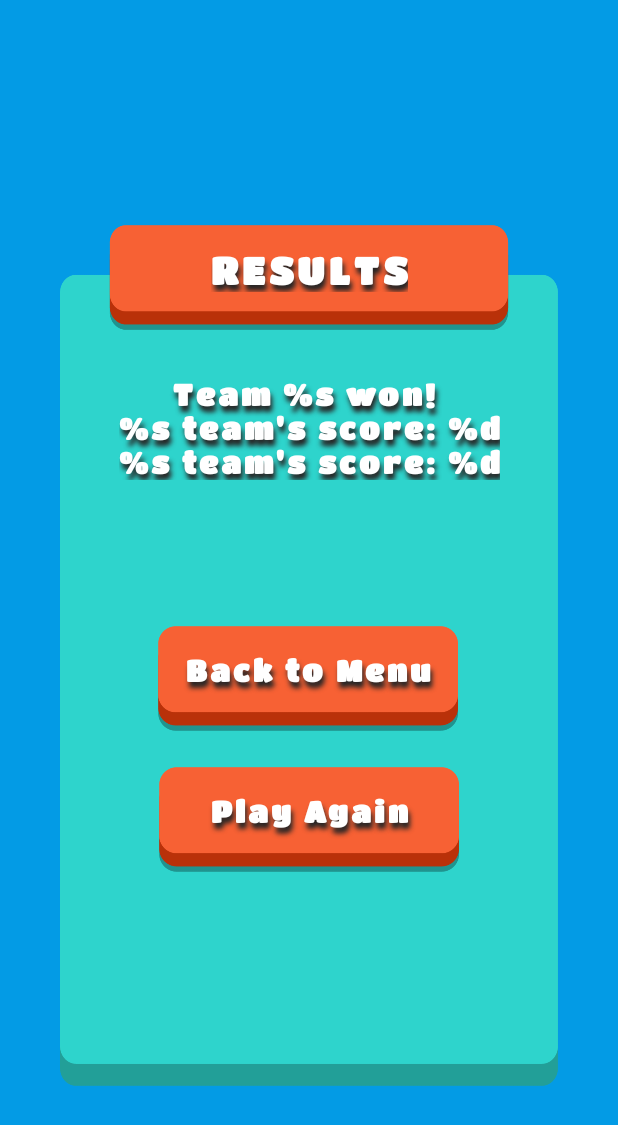
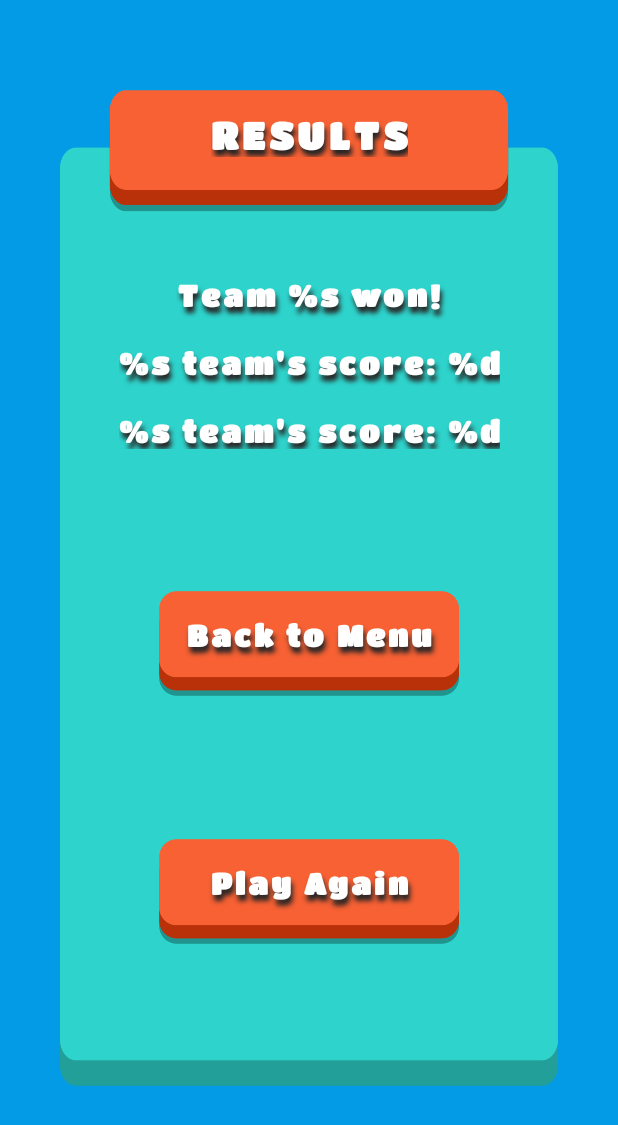
Before and after one commit to nogakril/pitkiot-app, an Android app: the layout fragment_game_summary.xml on its own in the app's theme, with its tools: preview values and no code run, on a phone screen of 412 x 824 dp. Shown: the top 1125 px of the screen. Run offline under Robolectric (Android 15) with nearby library versions, the phone set to English and light mode, and no system bars.

Commit message:
Adding tests: design looks better, keyboard folds.

```diff
--- a/app/src/main/java/com/example/pitkiot/ui/AddWordsFragment.kt
+++ b/app/src/main/java/com/example/pitkiot/ui/AddWordsFragment.kt
@@ -18,6 +18,7 @@ import com.example.pitkiot.data.enums.GameStatus.IN_GAME
 import com.example.pitkiot.data.enums.Role.ADMIN
 import com.example.pitkiot.data.models.UiState.Companion.showError
 import com.example.pitkiot.ui.dialog.buildExitDialog
+import com.example.pitkiot.ui.utils.closeKeyboard
 import com.example.pitkiot.viewmodel.AddWordsViewModel
 
 class AddWordsFragment : Fragment(R.layout.fragment_add_words) {
@@ -55,6 +56,7 @@ class AddWordsFragment : Fragment(R.layout.fragment_add_words) {
         }
 
         addWordBtn.setOnClickListener {
+            closeKeyboard(view, requireContext())
             viewModel.addWords(addWordText.text.toString())
             addWordText.text.clear()
         }
--- a/app/src/main/java/com/example/pitkiot/ui/CreateNewGameFragment.kt
+++ b/app/src/main/java/com/example/pitkiot/ui/CreateNewGameFragment.kt
@@ -1,7 +1,9 @@
 package com.example.pitkiot.ui
 
+import android.content.Context
 import android.os.Bundle
 import android.view.View
+import android.view.inputmethod.InputMethodManager
 import android.widget.Button
 import android.widget.EditText
 import androidx.activity.addCallback
@@ -14,6 +16,7 @@ import com.example.pitkiot.data.PitkiotRepositoryImpl
 import com.example.pitkiot.data.enums.Role.ADMIN
 import com.example.pitkiot.data.models.UiState.Companion.showError
 import com.example.pitkiot.ui.dialog.buildExitDialog
+import com.example.pitkiot.ui.utils.closeKeyboard
 import com.example.pitkiot.viewmodel.CreateNewGameViewModel
 
 class CreateNewGameFragment : Fragment(R.layout.fragment_create_new_game) {
@@ -42,6 +45,7 @@ class CreateNewGameFragment : Fragment(R.layout.fragment_create_new_game) {
         val registerAdminBtn = view.findViewById<Button>(R.id.register_admin_btn)
 
         registerAdminBtn.setOnClickListener {
+            closeKeyboard(view, requireContext())
             viewModel.createGame(adminNameText.text.toString())
         }
 
--- a/app/src/main/java/com/example/pitkiot/ui/JoinGameFragment.kt
+++ b/app/src/main/java/com/example/pitkiot/ui/JoinGameFragment.kt
@@ -14,6 +14,7 @@ import com.example.pitkiot.data.PitkiotRepositoryImpl
 import com.example.pitkiot.data.enums.Role.PLAYER
 import com.example.pitkiot.data.models.UiState.Companion.showError
 import com.example.pitkiot.ui.dialog.buildExitDialog
+import com.example.pitkiot.ui.utils.closeKeyboard
 import com.example.pitkiot.viewmodel.JoinGameViewModel
 
 class JoinGameFragment : Fragment(R.layout.fragment_join_game) {
@@ -41,6 +42,7 @@ class JoinGameFragment : Fragment(R.layout.fragment_join_game) {
         val registerPlayerBtn = view.findViewById<Button>(R.id.register_player_btn)
 
         registerPlayerBtn.setOnClickListener {
+            closeKeyboard(view, requireContext())
             viewModel.joinGame(gamePinText.text.toString(), playerNameText.text.toString())
         }
 
--- a/app/src/main/java/com/example/pitkiot/ui/StartMenuFragment.kt
+++ b/app/src/main/java/com/example/pitkiot/ui/StartMenuFragment.kt
@@ -3,9 +3,11 @@ package com.example.pitkiot.ui
 import android.os.Bundle
 import android.view.View
 import android.widget.Button
+import androidx.activity.addCallback
 import androidx.fragment.app.Fragment
 import androidx.navigation.fragment.findNavController
 import com.example.pitkiot.R
+import com.example.pitkiot.ui.dialog.buildExitDialog
 
 class StartMenuFragment : Fragment(R.layout.fragment_start_menu) {
 
@@ -23,5 +25,9 @@ class StartMenuFragment : Fragment(R.layout.fragment_start_menu) {
             val action = StartMenuFragmentDirections.actionStartMenuFragmentToInstructionsFragment()
             findNavController().navigate(action)
         }
+
+        val callback = requireActivity().onBackPressedDispatcher.addCallback(this) {
+            buildExitDialog(requireContext(), requireActivity())
+        }
     }
 }
--- a/app/src/main/res/layout/fragment_game_summary.xml
+++ b/app/src/main/res/layout/fragment_game_summary.xml
@@ -8,11 +8,11 @@
     android:background="@color/light_blue">
 
     <androidx.constraintlayout.widget.ConstraintLayout
-            style="@style/GameMainWindowStyle"
+            style="@style/GameBigWindowStyle"
+            android:layout_marginTop="60dp"
             app:layout_constraintEnd_toEndOf="parent"
             app:layout_constraintStart_toStartOf="parent"
-            app:layout_constraintTop_toTopOf="parent"
-            app:layout_constraintVertical_bias="0.0">
+            app:layout_constraintTop_toTopOf="parent">
 
         <TextView
                 android:id="@+id/game_summary_title"
@@ -25,14 +25,11 @@
         <TextView
                 android:id="@+id/winner_loser_text"
                 style="@style/GameMediumTitleStyle"
-                android:layout_marginBottom="404dp"
+                android:layout_marginTop="80dp"
                 android:text="@string/winner_loser_text"
-                app:layout_constraintBottom_toBottomOf="parent"
                 app:layout_constraintEnd_toEndOf="parent"
                 app:layout_constraintStart_toStartOf="parent"
-                app:layout_constraintTop_toBottomOf="@+id/game_summary_title"
-                app:layout_constraintVertical_bias="1.0"
-                tools:ignore="MissingConstraints" />
+                app:layout_constraintTop_toBottomOf="@+id/game_summary_title" />
 
         <Button
                 android:id="@+id/play_again_btn"
@@ -44,8 +41,8 @@
                 app:layout_constraintHorizontal_bias="0.5"
                 app:layout_constraintStart_toEndOf="@+id/back_to_menu_btn"
                 app:layout_constraintStart_toStartOf="parent"
-                app:layout_constraintTop_toBottomOf="@+id/winner_loser_text"
-                app:layout_constraintVertical_bias="0.573" />
+                app:layout_constraintTop_toBottomOf="@+id/back_to_menu_btn"
+                app:layout_constraintVertical_bias="0.5" />
 
         <Button
                 android:id="@+id/back_to_menu_btn"
@@ -54,10 +51,9 @@
                 app:backgroundTint="@null"
                 app:layout_constraintBottom_toTopOf="@+id/play_again_btn"
                 app:layout_constraintEnd_toEndOf="parent"
-                app:layout_constraintHorizontal_bias="0.496"
+                app:layout_constraintHorizontal_bias="0.5"
                 app:layout_constraintStart_toStartOf="parent"
-                app:layout_constraintTop_toBottomOf="@+id/winner_loser_text"
-                app:layout_constraintVertical_bias="0.802" />
+                app:layout_constraintTop_toBottomOf="@+id/winner_loser_text" />
 
     </androidx.constraintlayout.widget.ConstraintLayout>
 
--- a/app/src/main/res/layout/fragment_instructions.xml
+++ b/app/src/main/res/layout/fragment_instructions.xml
@@ -28,7 +28,7 @@
 
         <TextView
                 android:id="@+id/instructions_text"
-                style="@style/GameMediumTitleStyle"
+                style="@style/GameSmallTitleStyle"
                 android:text="Your long text goes here" />
 
     </ScrollView>
--- a/app/src/main/res/layout/fragment_start_menu.xml
+++ b/app/src/main/res/layout/fragment_start_menu.xml
@@ -20,7 +20,7 @@
 
     <androidx.constraintlayout.widget.ConstraintLayout
             android:id="@+id/constraintLayout"
-            style="@style/GameMainWindowStyle"
+            style="@style/GameMenuWindowStyle"
             app:layout_constraintBottom_toBottomOf="parent"
             app:layout_constraintEnd_toEndOf="parent"
             app:layout_constraintStart_toStartOf="parent"
--- a/app/src/main/res/layout/fragment_waiting_room.xml
+++ b/app/src/main/res/layout/fragment_waiting_room.xml
@@ -8,7 +8,7 @@
         android:background="@color/light_blue">
 
     <androidx.constraintlayout.widget.ConstraintLayout
-            style="@style/GameMainWindowStyle"
+            style="@style/GameBigWindowStyle"
             app:layout_constraintBottom_toBottomOf="parent"
             app:layout_constraintEnd_toEndOf="parent"
             app:layout_constraintStart_toStartOf="parent"
--- a/app/src/main/res/values/strings.xml
+++ b/app/src/main/res/values/strings.xml
@@ -32,7 +32,7 @@
     <string name="team_b">Team B</string>
 
     // Round
-    <string name="next_team_and_player_placeholder">%s from team %s\nyou are next!</string>
+    <string name="next_team_and_player_placeholder">%s\n\nfrom team %s\n\nyou are next!</string>
     <string name="score_summary_text">%s        %d\n\n%s        %d</string>
     <string name="score_and_skips_placeholder">Score:    %d\n\nSkips Left:       %d</string>
 
@@ -52,7 +52,7 @@
     <string name="start_round_title">Ready to play?</string>
     <string name="start_round_btn">start</string>
     <string name="who_plays_text">It\'s Noga\'s turn to play</string>
-    <string name="winner_loser_text">Team %s won! \n%s team\'s score: %d\n%s team\'s score: %d</string>
+    <string name="winner_loser_text">Team %s won!\n\n%s team\'s score: %d\n\n%s team\'s score: %d</string>
     <string name="another_game_btn">Play Again</string>
     <string name="back_to_menu_btn">Back to Menu</string>
     <string name="in_game_title">The Game is On!</string>
--- a/app/src/main/res/values/styles.xml
+++ b/app/src/main/res/values/styles.xml
@@ -1,5 +1,5 @@
 <?xml version="1.0" encoding="utf-8"?>
-<resources>
+<resources xmlns:tools="http://schemas.android.com/tools">
     // Text
     <style name="GameTitleStyle">
         <item name="android:fontFamily">@font/titan_one_regular</item>
@@ -12,6 +12,13 @@
         <item name="android:shadowDy">6</item>
         <item name="android:shadowRadius">4</item>
         <item name="android:shadowColor">@color/grey</item>
+    </style>
+
+    <style name="GameSmallTextStyle">
+        <item name="android:fontFamily">@font/titan_one_regular</item>
+        <item name="android:gravity">center</item>
+        <item name="android:textColor">@color/white</item>
+        <item name="android:letterSpacing">0.1</item>
     </style>
 
     // Buttons
@@ -40,12 +47,22 @@
 
     // Windows
 
-    <style name="GameMainWindowStyle">
+    <style name="GameMenuWindowStyle">
         <item name="android:layout_width">0dp</item>
         <item name="android:layout_height">match_parent</item>
         <item name="android:layout_marginLeft">40dp</item>
         <item name="android:layout_marginRight">40dp</item>
         <item name="android:layout_marginTop">150dp</item>
+        <item name="android:layout_marginBottom">100dp</item>
+        <item name="android:background">@drawable/main_window</item>
+    </style>
+
+    <style name="GameBigWindowStyle">
+        <item name="android:layout_width">0dp</item>
+        <item name="android:layout_height">match_parent</item>
+        <item name="android:layout_marginLeft">40dp</item>
+        <item name="android:layout_marginRight">40dp</item>
+        <item name="android:layout_marginTop">60dp</item>
         <item name="android:layout_marginBottom">100dp</item>
         <item name="android:background">@drawable/main_window</item>
     </style>
@@ -100,6 +117,16 @@
         <item name="android:textSize">20sp</item>
         <item name="android:textAlignment">center</item>
         <item name="android:textAppearance">@style/GameTitleStyle</item>
+
+    </style>
+
+    <style name="GameSmallTitleStyle" parent="Widget.AppCompat.TextView">
+        <item name="android:layout_width">wrap_content</item>
+        <item name="android:layout_height">wrap_content</item>
+        <item name="android:textSize">15sp</item>
+        <item name="android:textAlignment">center</item>
+        <item name="android:textAppearance">@style/GameSmallTextStyle</item>
+        <item name="android:justificationMode" tools:targetApi="o">inter_word</item>
     </style>
 
     // Other
@@ -113,7 +140,7 @@
         <item name="android:textColor">@color/white</item>
         <item name="android:textColorHint">@color/white</item>
         <item name="android:maxLength">30</item>
-        <item name="android:digits">abcdefghijklmnopqrstuvwxyzABCDEFGHIJKLMNOPQRSTUVWXYZ0123456789</item>
+        <item name="android:digits">abcdefghijklmnopqrstuvwxyz ABCDEFGHIJKLMNOPQRSTUVWXYZ0123456789</item>
     </style>
 
     <style name="PlayersListRecyclerViewStyle">
```
Also changed, not shown: app/src/main/java/com/example/pitkiot/ui/utils/Utils.kt (added, +10 -0 lines), app/src/main/res/layout/fragment_round.xml (+6 -6 lines), app/src/main/res/layout/players_list_item.xml (+2 -6 lines), app/src/main/res/layout/teams_dialog_layout.xml (+16 -16 lines).
